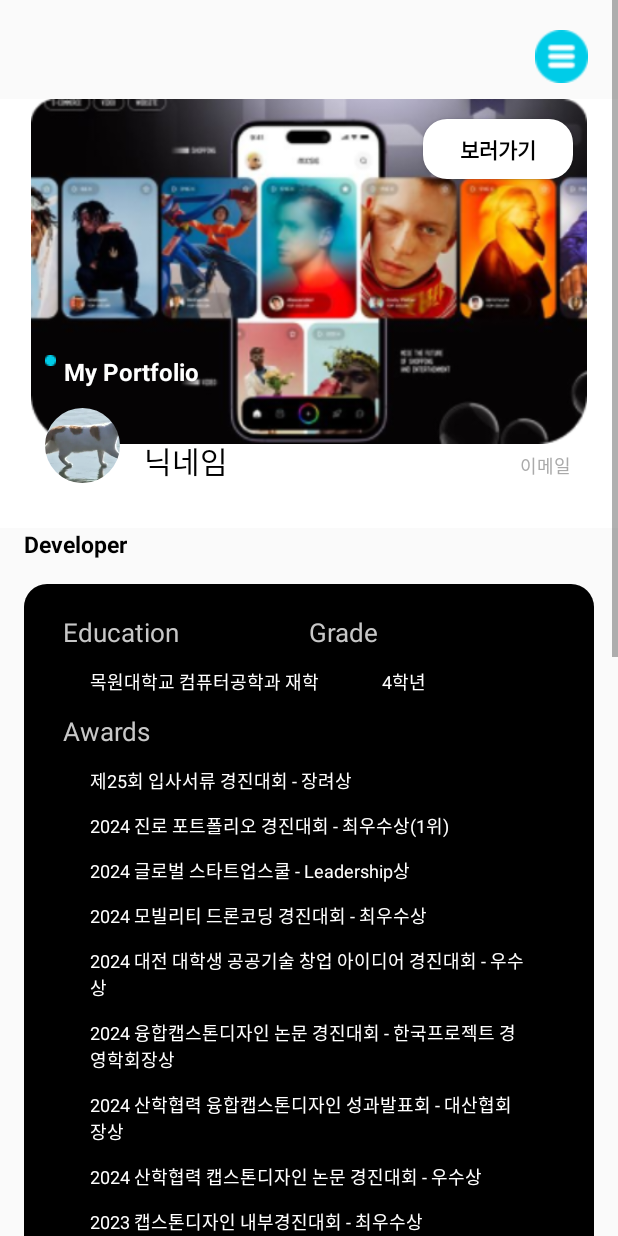
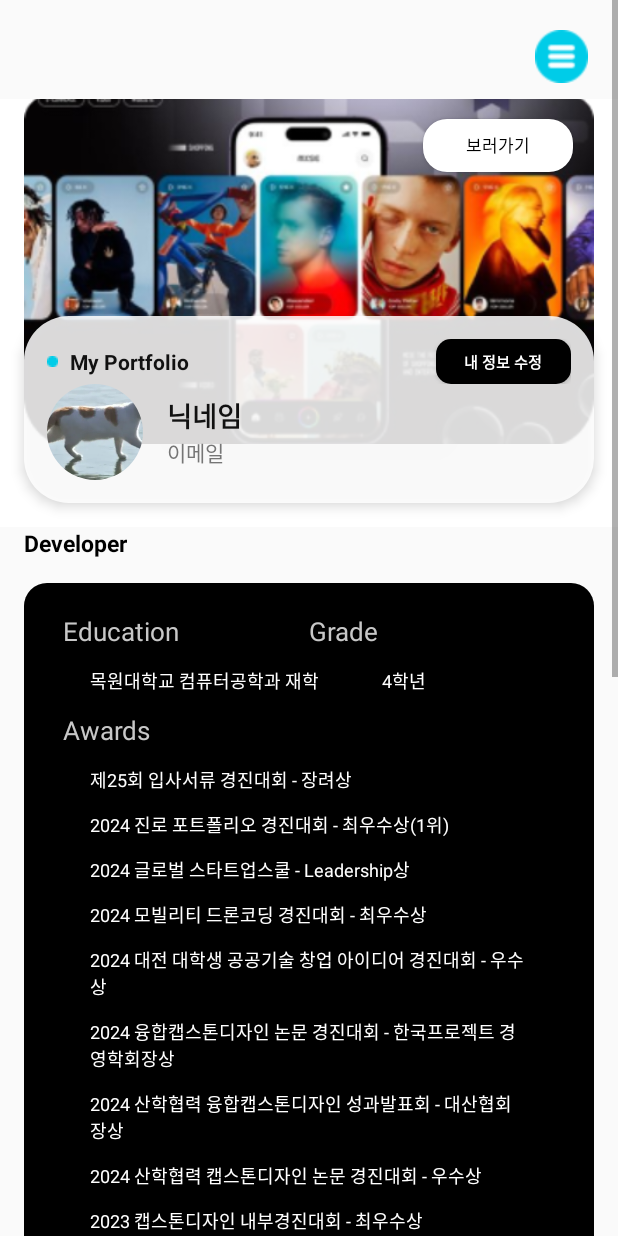
Before and after one commit to EJ-pro/Collobo-Station, an Android app: the fragment Fragment_User shown on its own in the app's theme, on a phone screen of 412 x 824 dp. Run offline under Robolectric (Android 15) with nearby library versions, the phone set to English and light mode, and no system bars; our stand-ins replace CircleImageView, Firebase (no records; nobody signed in at launch, a user with empty details on screens opened directly); libraries missing offline, so code that uses them is left out: jp.wasabeef.blurry; pictures from the network do not load.

Commit message:
디자인 수정

```diff
--- a/app/build.gradle.kts
+++ b/app/build.gradle.kts
@@ -45,9 +45,11 @@ android {
 }
 
 dependencies {
+    implementation("jp.wasabeef:blurry:4.0.1")
     implementation("com.google.firebase:firebase-auth:22.0.0")
     implementation("com.google.android.gms:play-services-auth:20.5.0")
     implementation("com.github.bumptech.glide:glide:4.15.1")
+    implementation(libs.androidx.compose.foundation)
     annotationProcessor("com.github.bumptech.glide:compiler:4.15.1")
     implementation("com.google.code.gson:gson:2.8.8")
     implementation(platform("com.google.firebase:firebase-bom:32.3.1"))
--- a/app/src/main/java/com/example/collobo_station/Fragment/Scrap/Fragment_Scrap.kt
+++ b/app/src/main/java/com/example/collobo_station/Fragment/Scrap/Fragment_Scrap.kt
@@ -314,7 +314,7 @@ class Fragment_Scrap : Fragment() {
         }
         viewPager.adapter = adapter
         viewPager.orientation = ViewPager2.ORIENTATION_VERTICAL
-        viewPager.offscreenPageLimit = 4
+        viewPager.offscreenPageLimit = 3
 
         // 마지막 페이지로 이동
         if (dataList.isNotEmpty()) {
--- /dev/null
+++ b/app/src/main/res/drawable/my_page_edit.xml
@@ -0,0 +1,9 @@
+<?xml version="1.0" encoding="utf-8"?>
+<shape xmlns:android="http://schemas.android.com/apk/res/android">
+    <!-- 배경 색상 및 투명도 -->
+    <solid android:color="#000000" /> <!-- #80는 투명도 (50%), 뒤에 색상은 흰색 -->
+
+    <!-- 모서리 둥글기 -->
+    <corners android:radius="10dp" />
+
+</shape>
--- /dev/null
+++ b/app/src/main/res/drawable/my_page_round_portfolio.xml
@@ -0,0 +1,14 @@
+<shape xmlns:android="http://schemas.android.com/apk/res/android">
+    <!-- 70% 투명 흰색 배경 -->
+    <solid android:color="#D9FFFFFF" /> <!-- #B3는 70% 투명도 -->
+
+    <!-- 모서리 둥글기 -->
+    <corners android:radius="30dp" />
+
+    <!-- 패딩 (선택사항) -->
+    <padding
+        android:left="8dp"
+        android:top="8dp"
+        android:right="8dp"
+        android:bottom="8dp" />
+</shape>
--- a/app/src/main/res/layout/action_project_participation.xml
+++ b/app/src/main/res/layout/action_project_participation.xml
@@ -145,7 +145,7 @@
                 <LinearLayout
                     android:layout_width="match_parent"
                     android:layout_height="wrap_content"
-                    android:layout_marginLeft="20dp"
+                    android:layout_marginLeft="30dp"
                     android:orientation="horizontal">
                     <ImageView
                         android:layout_width="wrap_content"
--- a/app/src/main/res/layout/fragment_my_page.xml
+++ b/app/src/main/res/layout/fragment_my_page.xml
@@ -34,116 +34,128 @@
             android:layout_height="match_parent"
             android:background="@android:color/white">
 
-            <!-- 상단 이미지 (터치해서 변경 가능) -->
+        <!-- 상단 이미지 -->
         <ImageView
             android:id="@+id/iv_profile_cover"
             android:layout_width="match_parent"
             android:layout_height="230dp"
-                android:src="@drawable/my_page_image"/>
+            android:layout_marginLeft="16dp"
+            android:layout_marginRight="16dp"
+            android:src="@drawable/my_page_image"
+            android:scaleType="centerCrop" />
 
-            <!-- 보러가기 버튼 (이미지 위에 겹침) -->
+        <!-- 보러가기 버튼 -->
         <Button
             android:id="@+id/btn_open_portfolio"
             android:layout_width="100dp"
-                android:layout_height="40dp"
+            android:layout_height="35dp"
             android:layout_alignParentEnd="true"
             android:layout_marginRight="30dp"
             android:layout_marginTop="13dp"
             android:background="@drawable/my_page_button_background"
             android:text="보러가기"
-                android:textColor="@android:color/black"
-                android:textStyle="bold" />
-            <!-- 사용자 정보 (이미지 아래에 위치) -->
-            <LinearLayout
-                android:layout_width="match_parent"
-                android:layout_height="wrap_content"
-                android:layout_below="@id/user_info_container"
-                android:layout_marginStart="30dp"
-                android:layout_marginTop="-115dp"
-                android:orientation="horizontal">
+            android:textSize="11sp"
+            android:textColor="@android:color/black" />
 
-                <ImageView
-                    android:layout_width="wrap_content"
-                    android:layout_height="wrap_content"
-                    android:layout_gravity="top"
-                    android:src="@drawable/image_dot" />
-
-                <TextView
-                    android:layout_width="wrap_content"
-                    android:layout_height="wrap_content"
-                    android:layout_marginLeft="5dp"
-                    android:text="My Portfolio"
-                    android:textColor="@android:color/white"
-                    android:textSize="16sp"
-                    android:textStyle="bold" />
-            </LinearLayout>
-
+            <!-- 사용자 정보 섹션 -->
             <LinearLayout
                 android:id="@+id/user_info_container"
                 android:layout_width="match_parent"
                 android:layout_height="wrap_content"
                 android:layout_below="@id/iv_profile_cover"
-                android:layout_marginStart="30dp"
-                android:layout_marginTop="-24dp"
-                android:paddingBottom="30dp"
+                android:layout_marginLeft="16dp"
+                android:layout_marginRight="16dp"
+                android:layout_marginTop="-85dp"
+                android:layout_marginBottom="16dp"
+                android:padding="15dp"
+                android:background="@drawable/my_page_round_portfolio"
+                android:elevation="5dp"
                 android:gravity="center_vertical"
+                android:orientation="vertical">
+
+                <RelativeLayout
+                    android:layout_width="wrap_content"
+                    android:layout_height="wrap_content">
+
+                    <ImageView
+                        android:layout_width="wrap_content"
+                        android:layout_height="wrap_content"
+                        android:layout_gravity="center"
+                        android:layout_alignParentStart="true"
+                        android:layout_centerVertical="true"
+                        android:src="@drawable/image_dot" />
+
+                    <TextView
+                        android:id="@+id/my_portfolio_text"
+                        android:layout_width="wrap_content"
+                        android:layout_height="wrap_content"
+                        android:layout_marginStart="15dp"
+                        android:layout_centerVertical="true"
+                        android:text="My Portfolio"
+                        android:textColor="#111111"
+                        android:textSize="14sp"
+                        android:textStyle="bold" />
+                    <!-- 내 정보 수정 버튼 -->
+                    <Button
+                        android:id="@+id/btn_edit_profile"
+                        android:layout_width="90dp"
+                        android:layout_height="30dp"
+                        android:layout_marginLeft="10dp"
+                        android:layout_alignParentEnd="true"
+                        android:layout_centerVertical="true"
+                        android:background="@drawable/my_page_edit"
+                        android:layout_gravity="end"
+                        android:text="내 정보 수정"
+                        android:textColor="@android:color/white"
+                        android:textStyle="bold"
+                        android:textSize="10sp" />
+                </RelativeLayout>
+
+                <!-- 프로필 이미지와 닉네임 -->
+                <LinearLayout
+                    android:layout_width="wrap_content"
+                    android:layout_height="wrap_content"
+                    android:gravity="center"
                     android:orientation="horizontal">
 
                     <!-- 프로필 이미지 -->
                     <de.hdodenhof.circleimageview.CircleImageView
                         android:id="@+id/iv_profile_image"
-                    android:layout_width="50dp"
-                    android:layout_height="50dp"
+                        android:layout_width="64dp"
+                        android:layout_height="64dp"
                         android:layout_marginEnd="16dp"
                         android:src="@drawable/image_test" />
 
                     <!-- 닉네임과 이메일 -->
                     <LinearLayout
-                    android:layout_width="match_parent"
-                    android:layout_height="match_parent"
-                    android:layout_marginEnd="16dp"
-                    android:orientation="horizontal">
+                        android:layout_width="wrap_content"
+                        android:layout_height="wrap_content"
+                        android:orientation="vertical">
 
                         <TextView
                             android:id="@+id/tv_profile_name"
                             android:layout_width="wrap_content"
                             android:layout_height="wrap_content"
-                        android:layout_gravity="bottom"
                             android:text="닉네임"
-                        android:textColor="@android:color/black"
-                        android:textSize="20sp" />
+                            android:textColor="#111111"
+                            android:textSize="18sp"
+                            android:textStyle="bold" />
 
                         <TextView
                             android:id="@+id/tv_profile_email"
                             android:layout_width="wrap_content"
                             android:layout_height="wrap_content"
-                        android:layout_weight="1"
-                        android:layout_gravity="bottom"
-                        android:paddingEnd="15dp"
-                        android:gravity="end"
                             android:text="이메일"
-                        android:textColor="@android:color/darker_gray"
-                        android:textSize="12sp" />
+                            android:textColor="#767676"
+                            android:textSize="14sp" />
                     </LinearLayout>
                 </LinearLayout>
-
+            </LinearLayout>
         </RelativeLayout>
 
 
 
-        <!-- RelativeLayout -->
-        <RelativeLayout
-            android:layout_width="match_parent"
-            android:layout_height="wrap_content"
-            android:layout_marginLeft="16dp"
-            android:layout_marginRight="16dp">
 
-            <LinearLayout
-                android:layout_width="match_parent"
-                android:layout_height="wrap_content" />
-            <!-- 내용 추가 -->
-
-        </RelativeLayout>
 
     <!-- 중단1 TextView와 링크 TextView -->
         <LinearLayout
@@ -404,7 +416,9 @@
             <LinearLayout
                 android:layout_width="match_parent"
                 android:layout_height="wrap_content"
-                android:layout_margin="16dp"
+                android:layout_marginLeft="16dp"
+                android:layout_marginRight="16dp"
+                android:layout_marginBottom="16dp"
                 android:orientation="vertical"
                 android:background="@drawable/my_page_button_background"
                 android:padding="16dp">
@@ -423,7 +437,7 @@
                         android:layout_height="wrap_content"
                         android:layout_row="0"
                         android:layout_column="0"
-                        android:layout_columnWeight="1"
+                        android:layout_columnWeight="1.5"
                         android:orientation="vertical"
                         android:padding="8dp"
                         android:gravity="center">
@@ -445,7 +459,7 @@
                             android:layout_width="wrap_content"
                             android:layout_height="wrap_content"
                             android:text="이재희"
-                            android:textColor="@color/black"
+                            android:textColor="#767676"
                             android:layout_marginTop="4dp"/>
                     </LinearLayout>
 
@@ -455,7 +469,7 @@
                         android:layout_height="wrap_content"
                         android:layout_row="1"
                         android:layout_column="0"
-                        android:layout_columnWeight="1"
+                        android:layout_columnWeight="1.5"
                         android:orientation="vertical"
                         android:padding="8dp"
                         android:gravity="center">
@@ -477,7 +491,7 @@
                             android:layout_width="wrap_content"
                             android:layout_height="wrap_content"
                             android:text="00.09.20"
-                            android:textColor="@color/black"
+                            android:textColor="#767676"
                             android:layout_marginTop="4dp"/>
                     </LinearLayout>
 
@@ -487,7 +501,7 @@
                         android:layout_height="wrap_content"
                         android:layout_row="2"
                         android:layout_column="0"
-                        android:layout_columnWeight="1"
+                        android:layout_columnWeight="1.5"
                         android:orientation="vertical"
                         android:padding="8dp"
                         android:gravity="center">
@@ -509,7 +523,7 @@
                             android:layout_width="wrap_content"
                             android:layout_height="wrap_content"
                             android:text="경기도 이천시"
-                            android:textColor="@color/black"
+                            android:textColor="#767676"
                             android:layout_marginTop="4dp"/>
                     </LinearLayout>
 
@@ -541,7 +555,7 @@
                             android:layout_width="wrap_content"
                             android:layout_height="wrap_content"
                             android:text="010-3951-1401"
-                            android:textColor="@color/black"
+                            android:textColor="#767676"
                             android:layout_marginTop="4dp"/>
                     </LinearLayout>
 
@@ -574,7 +588,7 @@
                             android:layout_height="wrap_content"
                             android:layout_gravity="center"
                             android:text="hss2522@naver.com"
-                            android:textColor="@color/black"
+                            android:textColor="#767676"
                             android:layout_marginTop="4dp"/>
                     </LinearLayout>
 
@@ -606,22 +620,12 @@
                             android:layout_width="wrap_content"
                             android:layout_height="wrap_content"
                             android:text="목원대학교 (컴퓨터공학과)"
-                            android:textColor="@color/black"
+                            android:textColor="#767676"
                             android:layout_marginTop="4dp"/>
                     </LinearLayout>
 
                 </GridLayout>
 
-                <!-- 추가 텍스트 -->
-                <TextView
-                    android:layout_width="match_parent"
-                    android:layout_height="wrap_content"
-                    android:layout_marginTop="8dp"
-                    android:text="* 문의는 위 연락처/이메일로 부탁드립니다."
-                    android:textColor="#E70000"
-                    android:textStyle="bold"
-                    android:gravity="center"
-                    android:textSize="14sp"/>
             </LinearLayout>
 
         </LinearLayout>
--- a/app/src/main/res/layout/fragment_scrap.xml
+++ b/app/src/main/res/layout/fragment_scrap.xml
@@ -12,22 +12,8 @@
 
         <LinearLayout
             android:layout_width="match_parent"
-            android:adjustViewBounds="true"
-            android:layout_height="?attr/actionBarSize"
-            android:gravity="center"
-            android:layout_marginTop="10dp"
-            android:orientation="horizontal">
-            <LinearLayout
-                android:layout_width="0dp"
-                android:layout_height="wrap_content"
-                android:layout_weight="1"/>
-
-            <ImageView
-                android:id="@+id/meunbar"
-                android:layout_width="35dp"
-                android:layout_height="35dp"
-                android:layout_margin="20dp"
-                android:src="@drawable/image_menu" />
+            android:layout_height="20dp"
+            android:gravity="center">
         </LinearLayout>
 
         <LinearLayout
@@ -39,34 +25,41 @@
                 android:layout_width="wrap_content"
                 android:layout_height="wrap_content"
                 android:layout_marginTop="20dp"
-                android:layout_marginLeft="60dp"
+                android:layout_marginLeft="30dp"
                 android:layout_marginBottom="20dp"
                 android:textStyle="bold"
-                android:textSize="50sp"
+                android:textSize="40sp"
                 android:textColor="@color/white"
                 android:text="Scrap"/>
+
             <LinearLayout
                 android:layout_width="wrap_content"
                 android:layout_height="wrap_content"
                 android:layout_weight="1"/>
+
+            <ImageView
+                android:id="@+id/meunbar"
+                android:layout_width="35dp"
+                android:layout_height="35dp"
+                android:layout_margin="20dp"
+                android:src="@drawable/image_menu" />
+        </LinearLayout>
         <ImageButton
             android:id="@+id/btn_add_contest"
             android:layout_width="wrap_content"
             android:layout_height="wrap_content"
             android:src="@drawable/image_scrap_plus_btn"
             android:layout_marginRight="30dp"
+            android:layout_marginBottom="20dp"
             android:layout_gravity="end|bottom"
             android:background="@android:color/transparent"/>
-        </LinearLayout>
 
         <androidx.viewpager2.widget.ViewPager2
             android:id="@+id/Scrap_viewPager"
             android:layout_width="match_parent"
             android:layout_height="match_parent"
             android:clipToPadding="false"
-            android:clipChildren="false"
-            android:paddingTop="50dp"
-            android:paddingBottom="50dp" />
+            android:clipChildren="false"/>
 
     </LinearLayout>
 </LinearLayout>
--- a/app/src/main/res/layout/item_scrap_page.xml
+++ b/app/src/main/res/layout/item_scrap_page.xml
@@ -11,7 +11,8 @@
         android:id="@+id/itemCard"
         android:layout_width="match_parent"
         android:layout_height="wrap_content"
-        android:layout_margin="16dp"
+        android:layout_marginLeft="16dp"
+        android:layout_marginRight="16dp"
         android:elevation="4dp"
         app:cardUseCompatPadding="true"
         android:clipToPadding="false"
@@ -46,7 +47,7 @@
                     android:layout_width="wrap_content"
                     android:layout_height="wrap_content"
                     android:text="Scrap Title"
-                    android:textSize="18sp"
+                    android:textSize="16sp"
                     android:textStyle="bold"
                     android:textColor="@color/black" />
 
@@ -56,10 +57,10 @@
                     android:layout_width="wrap_content"
                     android:layout_height="wrap_content"
                     android:text="공식 웹사이트로 이동"
-                    android:textSize="14sp"
+                    android:textSize="10sp"
                     android:layout_marginTop="8dp"
                     android:textStyle="bold"
-                    android:textColor="#0026FF"/>
+                    android:textColor="#4E4E4E"/>
 
             </LinearLayout>
             <ImageButton
@@ -67,6 +68,7 @@
                 android:layout_width="20dp"
                 android:layout_height="20dp"
                 android:layout_gravity="end"
+                android:padding="8dp"
                 android:layout_marginTop="8dp"
                 android:layout_marginEnd="8dp"
                 android:background="@drawable/scrap_out_icon"
--- a/app/src/main/res/layout/team_item.xml
+++ b/app/src/main/res/layout/team_item.xml
@@ -16,7 +16,7 @@
             android:text="데이터 오류"
             android:textSize="19sp"
             android:textStyle="bold"
-            android:textColor="#585858"
+            android:textColor="#4D4C4C"
             android:layout_marginLeft="18dp"
             android:layout_marginTop="12dp"/>
         <TextView
@@ -26,7 +26,7 @@
             android:text="데이터 오류"
             android:textSize="14sp"
             android:textStyle="bold"
-            android:textColor="#585858"
+            android:textColor="#767676"
             android:layout_marginLeft="18dp"
             android:layout_marginTop="12dp"
             android:layout_marginBottom="12dp"/>
@@ -41,7 +41,7 @@
                 android:text="작성자 : "
                 android:textSize="13sp"
                 android:textStyle="bold"
-                android:textColor="@color/black"
+                android:textColor="#111111"
                 android:layout_marginLeft="18dp"
                 android:layout_gravity="center"/>
             <TextView
@@ -65,7 +65,7 @@
                 android:text="err"
                 android:textSize="13sp"
                 android:textStyle="bold"
-                android:textColor="#585858"
+                android:textColor="#111111"
                 android:gravity="center"/>
         </LinearLayout>
     </LinearLayout>
--- a/gradle/libs.versions.toml
+++ b/gradle/libs.versions.toml
@@ -16,6 +16,7 @@ firebaseDatabase = "20.3.1"
 firebaseFirestore = "24.11.1"
 firebaseStorage = "20.3.0"
 core = "1.13.0"
+composeFoundation = "1.4.0"
 
 [libraries]
 androidx-core-ktx = { group = "androidx.core", name = "core-ktx", version.ref = "coreKtx" }
@@ -33,6 +34,7 @@ firebase-database = { group = "com.google.firebase", name = "firebase-database",
 firebase-firestore = { group = "com.google.firebase", name = "firebase-firestore", version.ref = "firebaseFirestore" }
 firebase-storage = { group = "com.google.firebase", name = "firebase-storage", version.ref = "firebaseStorage" }
 androidx-core = { group = "androidx.core", name = "core", version.ref = "core" }
+androidx-compose-foundation = { group = "androidx.wear.compose", name = "compose-foundation", version.ref = "composeFoundation" }
 
 [plugins]
 androidApplication = { id = "com.android.application", version.ref = "agp" }
```
Also changed, not shown: app/src/main/java/com/example/collobo_station/Fragment/Splash/Fragment_User.kt (+8 -0 lines). Lines whose indentation alone changed are shown as unchanged.
